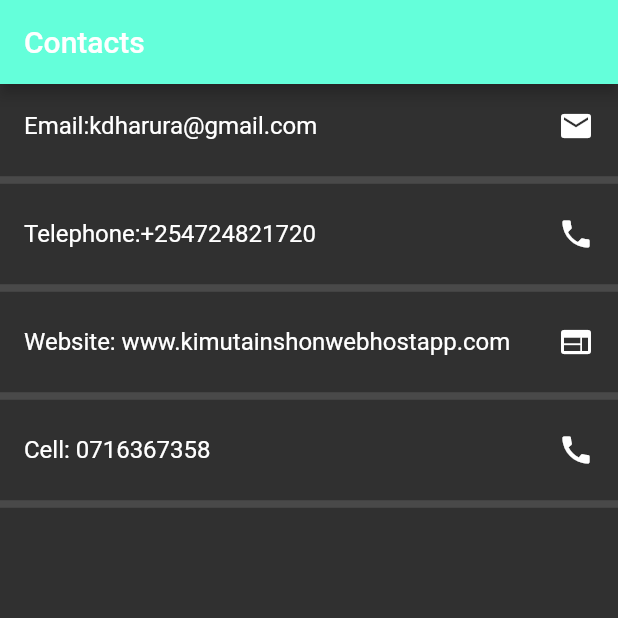
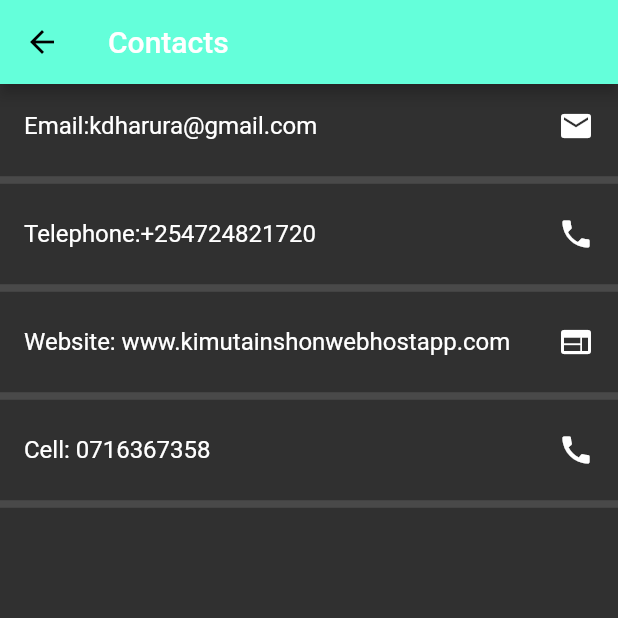
Before and after one commit to Nashkim254/kdharura, a Flutter app: the Home screen opened directly, on a phone screen of 412 x 824 dp, the top half of it. Run offline on Flutter 3.47's test engine with Material 2 defaults, Android fonts, the phone set to English and light mode, and no system bars; our stand-ins replace sqflite; missing offline and left inert: contact_picker, flutter_webview_plugin; accounts and stored records are empty.

Commit message:
second commit

```diff
--- a/lib/app_screens/contacts.dart
+++ b/lib/app_screens/contacts.dart
@@ -27,6 +27,12 @@ class _HomeState extends State<Home> {
   Widget build(BuildContext context) {
     return Scaffold(
         appBar: AppBar(
+          leading: IconButton(
+            icon: Icon(Icons.arrow_back),
+            onPressed: () {
+              Navigator.pop(context);
+            },
+          ),
           title: Text("Contacts", style: TextStyle(color: Colors.white),),
         ),
         body: Center(
--- a/lib/app_screens/signup.dart
+++ b/lib/app_screens/signup.dart
@@ -142,7 +142,7 @@ class _SignupState extends State<Signup> implements LoginPageContract {
     });
     var db = new DatabaseHelper();
     await db.saveUser(user);
-    Navigator.pop(context);
+    Navigator.of(context).pushNamed("/n");
   }
 }
 Widget getImageAsset() {
```
Also changed, not shown: 1 other file.
